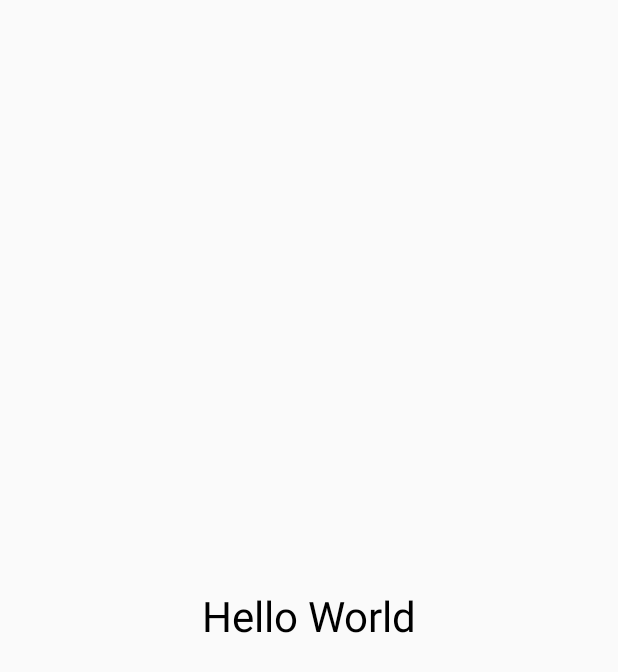
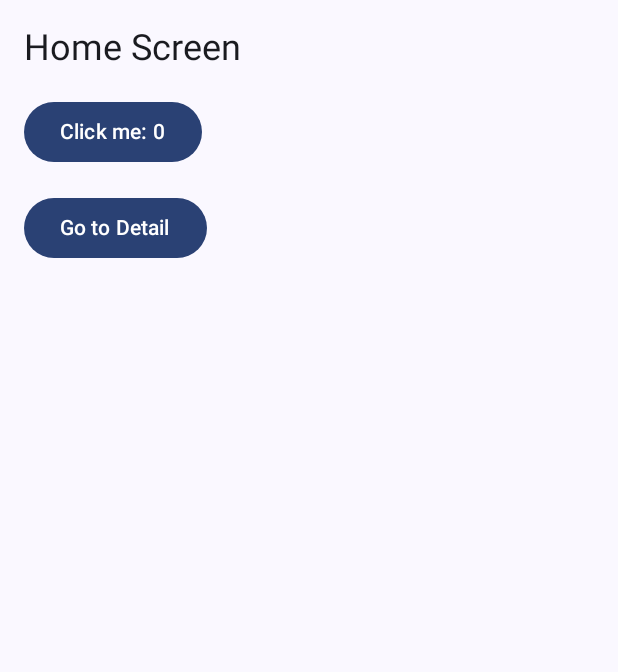
Before and after one commit to Muhless/ady-trans-jaya-kotlin, an Android app built with Jetpack Compose: the screen it shows after launch (MainActivity), on a phone screen of 412 x 824 dp. Shown: the top 672 px of the screen. Run offline under Robolectric (Android 15) with nearby library versions, the phone set to English and light mode, and no system bars.

Commit message:
update navigation

```diff
--- a/app/build.gradle.kts
+++ b/app/build.gradle.kts
@@ -40,7 +40,7 @@ android {
 }
 
 dependencies {
-
+    implementation(libs.androidx.navigation.compose)
     implementation(libs.androidx.core.ktx)
     implementation(libs.androidx.lifecycle.runtime.ktx)
     implementation(libs.androidx.activity.compose)
--- a/app/src/main/java/ady_trans_jaya/kotlin/MainActivity.kt
+++ b/app/src/main/java/ady_trans_jaya/kotlin/MainActivity.kt
@@ -1,5 +1,6 @@
 package ady_trans_jaya.kotlin
 
+import ady_trans_jaya.kotlin.navigation.AppNavigation
 import android.os.Bundle
 import androidx.activity.ComponentActivity
 import androidx.activity.compose.setContent
@@ -9,9 +10,7 @@ import androidx.compose.material3.*
 import androidx.compose.runtime.*
 import androidx.compose.ui.Modifier
 import androidx.compose.ui.tooling.preview.Preview
-import androidx.compose.ui.unit.dp
 import ady_trans_jaya.kotlin.ui.theme.AdytransjayakotlinTheme
-import androidx.annotation.InspectableProperty
 
 class MainActivity : ComponentActivity() {
     override fun onCreate(savedInstanceState: Bundle?) {
@@ -19,7 +18,7 @@ class MainActivity : ComponentActivity() {
         enableEdgeToEdge()
         setContent {
             AdytransjayakotlinTheme {
-              HelloWorld()
+              Scaffold(modifier = Modifier.fillMaxSize()) { innerPadding -> AppNavigation(modifier = Modifier.padding(innerPadding)) }
                 }
             }
         }
--- /dev/null
+++ b/app/src/main/java/ady_trans_jaya/kotlin/navigation/AppNavigation.kt
@@ -0,0 +1,29 @@
+package ady_trans_jaya.kotlin.navigation
+
+import androidx.compose.runtime.Composable
+import androidx.navigation.compose.NavHost
+import androidx.navigation.compose.composable
+import androidx.navigation.compose.rememberNavController
+import ady_trans_jaya.kotlin.ui.screen.HomeScreen
+import ady_trans_jaya.kotlin.ui.screen.DetailScreen
+import androidx.compose.ui.Modifier
+
+@Composable
+fun AppNavigation(modifier: Modifier = Modifier) {
+    val navController = rememberNavController()
+
+    NavHost(
+        navController = navController,
+        startDestination = "home",
+        modifier = modifier
+    ) {
+        composable("home") {
+            HomeScreen(onNavigate = {
+                navController.navigate("detail")
+            })
+        }
+        composable("detail") {
+            DetailScreen()
+        }
+    }
+}
--- /dev/null
+++ b/app/src/main/java/ady_trans_jaya/kotlin/ui/screen/HomeScreen.kt
@@ -0,0 +1,28 @@
+package ady_trans_jaya.kotlin.ui.screen
+
+import androidx.compose.foundation.layout.*
+import androidx.compose.material3.*
+import androidx.compose.runtime.*
+import androidx.compose.ui.Modifier
+import androidx.compose.ui.unit.dp
+
+@Composable
+fun HomeScreen(onNavigate:()->Unit) {
+    var count by remember { mutableIntStateOf(0) }
+
+    Column(
+        modifier = Modifier
+            .fillMaxSize()
+            .padding(16.dp)
+    ) {
+        Text(text = "Home Screen", style = MaterialTheme.typography.headlineSmall)
+        Spacer(modifier = Modifier.height(16.dp))
+        Button(onClick = { count++ }) {
+            Text("Click me: $count")
+        }
+        Spacer(modifier = Modifier.height(16.dp))
+        Button(onClick = onNavigate) {
+            Text("Go to Detail")
+        }
+    }
+}
--- a/gradle/libs.versions.toml
+++ b/gradle/libs.versions.toml
@@ -8,9 +8,11 @@ espressoCore = "3.5.1"
 lifecycleRuntimeKtx = "2.6.1"
 activityCompose = "1.8.0"
 composeBom = "2024.09.00"
+navigationCompose = "2.9.0"
 
 [libraries]
 androidx-core-ktx = { group = "androidx.core", name = "core-ktx", version.ref = "coreKtx" }
+androidx-navigation-compose = { module = "androidx.navigation:navigation-compose", version.ref = "navigationCompose" }
 junit = { group = "junit", name = "junit", version.ref = "junit" }
 androidx-junit = { group = "androidx.test.ext", name = "junit", version.ref = "junitVersion" }
 androidx-espresso-core = { group = "androidx.test.espresso", name = "espresso-core", version.ref = "espressoCore" }
```
Also changed, not shown: app/src/main/java/ady_trans_jaya/kotlin/ui/screen/DetailScreen.kt (added, +19 -0 lines).
